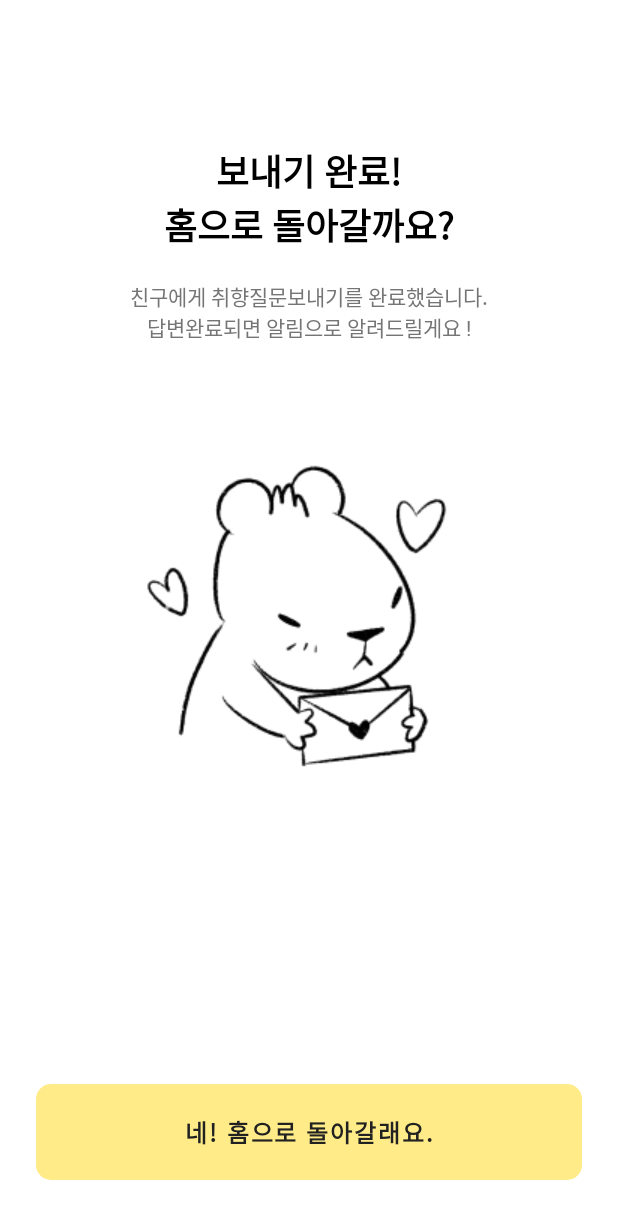
After one commit to mash-up-kr/chinchin-android, an Android app built with Jetpack Compose: the SendPreferenceCompleteActivity screen opened directly, with no data from a screen before it, on a phone screen of 412 x 824 dp. The commit adds this screen. Shown: the top 1219 px of the screen. Run offline under Robolectric (Android 15) with nearby library versions, the phone set to English and light mode, and no system bars; our stand-ins replace constraintlayout-compose.

Commit message:
feat: #51 취향 보내기 완료 페이지 ui 생성

```diff
--- a/app/src/main/AndroidManifest.xml
+++ b/app/src/main/AndroidManifest.xml
@@ -53,6 +53,7 @@
         <activity android:name="com.mashup.presenter.reply_preference.ReplyPreferenceActivity" />
         <activity android:name="com.mashup.presenter.send_preference.SendPreferenceActivity" />
         <activity android:name="com.mashup.presenter.dialog_test.DialogActivity" />
+        <activity android:name="com.mashup.presenter.send_preference.SendPreferenceCompleteActivity" />
     </application>
 
 </manifest>
--- a/presenter/src/main/java/com/mashup/presenter/dev/BridgeActivity.kt
+++ b/presenter/src/main/java/com/mashup/presenter/dev/BridgeActivity.kt
@@ -15,6 +15,7 @@ import com.mashup.presenter.receive_alarm.ReceiveAlarmActivity
 import com.mashup.presenter.reply_preference.ReplyPreferenceActivity
 import com.mashup.presenter.room_test.RoomTestActivity
 import com.mashup.presenter.send_preference.SendPreferenceActivity
+import com.mashup.presenter.send_preference.SendPreferenceCompleteActivity
 import com.mashup.presenter.set_group.SetGroupActivity
 import com.mashup.presenter.ui.theme.ChinchinTheme
 import dagger.hilt.android.AndroidEntryPoint
@@ -44,6 +45,7 @@ class BridgeActivity : ComponentActivity() {
                             ReplyPreferenceActivity::class.java,
                             DialogActivity::class.java,
                             SendPreferenceActivity::class.java,
+                            SendPreferenceCompleteActivity::class.java,
                         )
                     )
                 }
--- /dev/null
+++ b/presenter/src/main/java/com/mashup/presenter/send_preference/SendPreferenceCompleteActivity.kt
@@ -0,0 +1,102 @@
+package com.mashup.presenter.send_preference
+
+import android.os.Bundle
+import androidx.activity.ComponentActivity
+import androidx.activity.compose.setContent
+import androidx.compose.foundation.Image
+import androidx.compose.foundation.background
+import androidx.compose.foundation.layout.Arrangement
+import androidx.compose.foundation.layout.Column
+import androidx.compose.foundation.layout.Row
+import androidx.compose.foundation.layout.fillMaxHeight
+import androidx.compose.foundation.layout.fillMaxWidth
+import androidx.compose.foundation.layout.height
+import androidx.compose.foundation.layout.padding
+import androidx.compose.foundation.layout.width
+import androidx.compose.material.Text
+import androidx.compose.runtime.Composable
+import androidx.compose.ui.Alignment
+import androidx.compose.ui.Modifier
+import androidx.compose.ui.res.painterResource
+import androidx.compose.ui.text.font.FontWeight
+import androidx.compose.ui.text.style.TextAlign
+import androidx.compose.ui.tooling.preview.Preview
+import androidx.compose.ui.unit.dp
+import androidx.compose.ui.unit.sp
+import com.mashup.presenter.R
+import com.mashup.presenter.ui.common.ChinChinConfirmButton
+import com.mashup.presenter.ui.theme.Black
+import com.mashup.presenter.ui.theme.ChinchinTheme
+import com.mashup.presenter.ui.theme.Gray_500
+import com.mashup.presenter.ui.theme.White
+
+class SendPreferenceCompleteActivity: ComponentActivity() {
+    override fun onCreate(savedInstanceState: Bundle?) {
+        super.onCreate(savedInstanceState)
+        setContent {
+            ChinchinTheme {
+                SendPreferenceCompleteScreen()
+            }
+        }
+    }
+}
+
+@Preview(showBackground = true)
+@Composable
+fun SendPreferenceCompletePreview() {
+    SendPreferenceCompleteScreen()
+}
+
+@Composable
+fun SendPreferenceCompleteScreen(
+    onConfirmButtonClick: () -> Unit = {},
+) {
+    Column(
+        modifier = Modifier
+            .fillMaxWidth()
+            .fillMaxHeight()
+            .background(color = White),
+        horizontalAlignment = Alignment.CenterHorizontally,
+        verticalArrangement = Arrangement.SpaceBetween,
+    ) {
+        Column(
+            modifier = Modifier
+                .fillMaxWidth(),
+            horizontalAlignment = Alignment.CenterHorizontally,
+        ) {
+            Text(
+                text = "보내기 완료!\n홈으로 돌아갈까요?",
+                color = Black,
+                fontWeight = FontWeight.Bold,
+                fontSize = 24.sp,
+                modifier = Modifier.padding(top = 96.dp),
+                textAlign = TextAlign.Center,
+            )
+
+            Text(
+                text = "친구에게 취향질문보내기를 완료했습니다.\n답변완료되면 알림으로 알려드릴게요 !",
+                color = Gray_500,
+                fontSize = 14.sp,
+                modifier = Modifier.padding(top = 19.dp),
+                textAlign = TextAlign.Center,
+            )
+
+            Image(
+                painter = painterResource(id = R.drawable.illust_6_1),
+                contentDescription = "",
+                modifier = Modifier
+                    .padding(top = 60.dp)
+                    .width(270.dp)
+                    .height(244.dp)
+            )
+        }
+
+        ChinChinConfirmButton(
+            buttonText = "네! 홈으로 돌아갈래요.",
+            isEnable = true,
+            modifier = Modifier.padding(start = 24.dp, end = 24.dp, bottom = 37.dp),
+        ) {
+            onConfirmButtonClick()
+        }
+    }
+}
--- a/presenter/src/main/java/com/mashup/presenter/ui/common/ChinChinComponent.kt
+++ b/presenter/src/main/java/com/mashup/presenter/ui/common/ChinChinComponent.kt
@@ -140,6 +140,7 @@ fun ChinChinButton(
 @Composable
 fun ChinChinConfirmButton(
     buttonText: String,
+    modifier: Modifier = Modifier,
     radius: Dp = 10.dp,
     isEnable: Boolean = false,
     onButtonClick: () -> Unit,
@@ -149,12 +150,14 @@ fun ChinChinConfirmButton(
             buttonText = buttonText,
             radius = radius,
             onButtonClick = onButtonClick,
+            modifier = modifier,
         )
     } else {
         ChinChinDisableConfirmButton(
             buttonText = buttonText,
             radius = radius,
             onButtonClick = onButtonClick,
+            modifier = modifier,
         )
     }
 }
@@ -162,6 +165,7 @@ fun ChinChinConfirmButton(
 @Composable
 private fun ChinChinEnableConfirmButton(
     buttonText: String,
+    modifier: Modifier = Modifier,
     radius: Dp = 10.dp,
     onButtonClick: () -> Unit,
 ) {
@@ -170,7 +174,7 @@ private fun ChinChinEnableConfirmButton(
         shape = RoundedCornerShape(radius),
         colors = ButtonDefaults.buttonColors(backgroundColor = Primary_1),
         contentPadding = PaddingValues(vertical = 20.dp),
-        modifier = Modifier
+        modifier = modifier
             .defaultMinSize(minHeight = 1.dp)
             .fillMaxWidth(),
         elevation = ButtonDefaults.elevation(
@@ -190,6 +194,7 @@ private fun ChinChinEnableConfirmButton(
 @Composable
 private fun ChinChinDisableConfirmButton(
     buttonText: String,
+    modifier: Modifier = Modifier,
     radius: Dp = 10.dp,
     buttonColor: Color = Gray_500,
     onButtonClick: () -> Unit,
@@ -199,7 +204,7 @@ private fun ChinChinDisableConfirmButton(
         shape = RoundedCornerShape(radius),
         contentPadding = PaddingValues(vertical = 20.dp),
         border = ButtonDefaults.outlinedBorder.copy(brush = SolidColor(buttonColor)),
-        modifier = Modifier
+        modifier = modifier
             .defaultMinSize(minHeight = 1.dp)
             .fillMaxWidth(),
         elevation = ButtonDefaults.elevation(
```
Also changed, not shown: presenter/src/main/res/drawable/illust_6_1.png (added).
